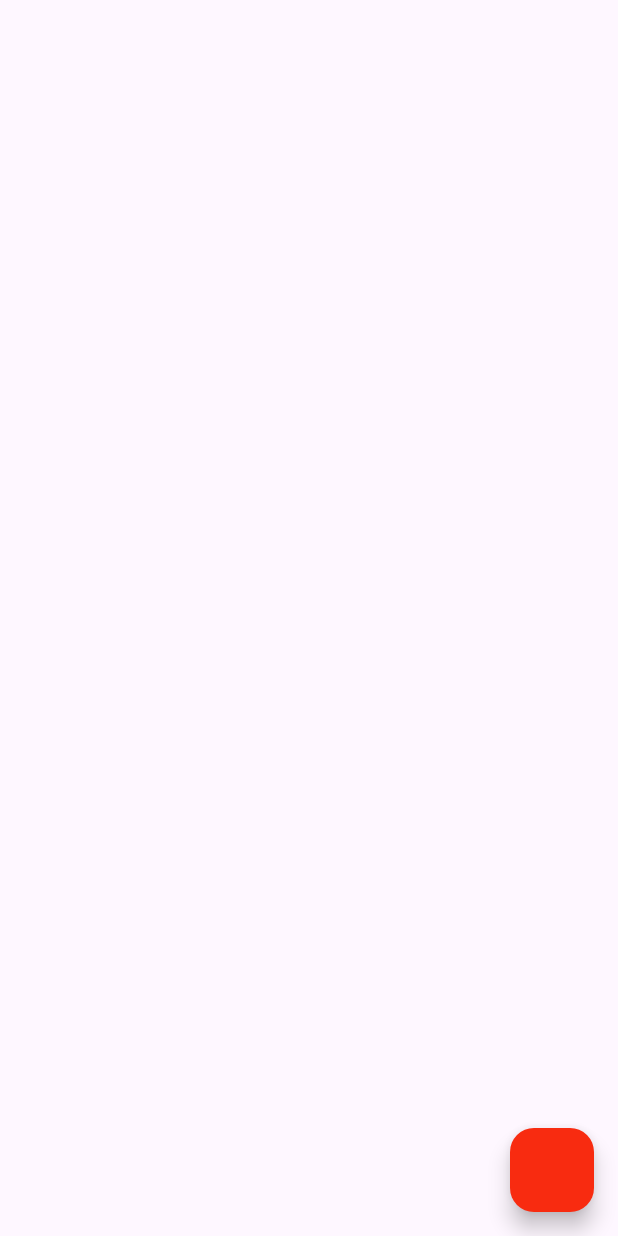
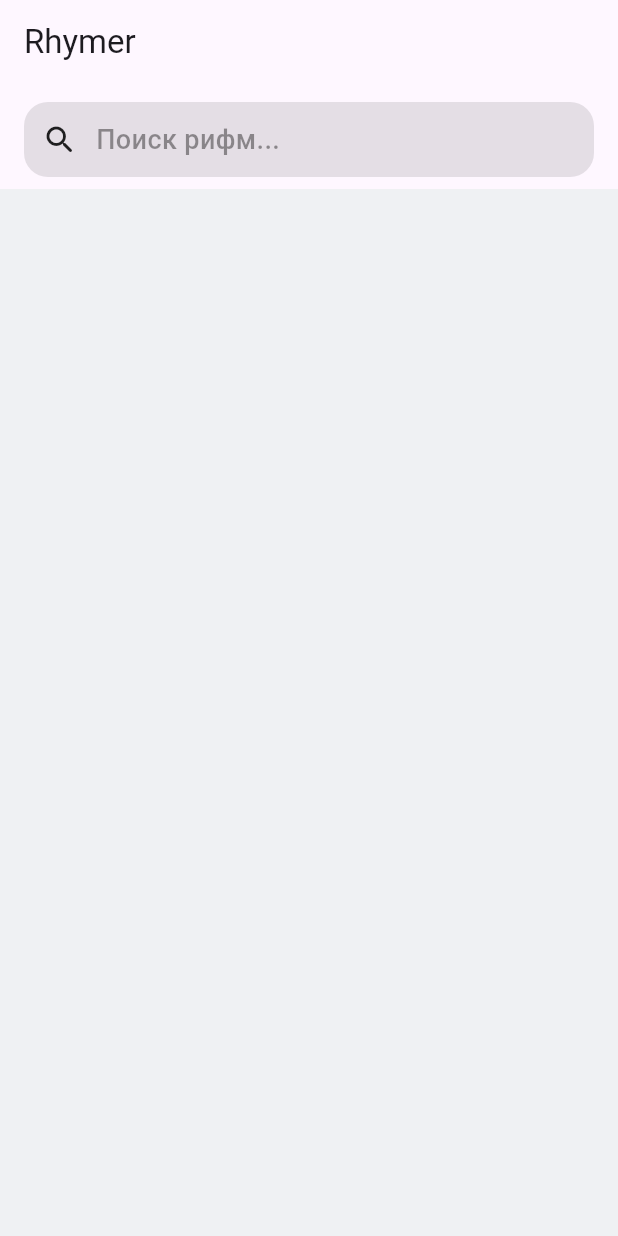
Before and after one commit to MajidiyM/rhymer2, a Flutter app: the screen it shows after launch, on a phone screen of 412 x 824 dp. Run offline on Flutter 3.47's test engine with Material 3 defaults, Android fonts, the phone set to English and light mode, and no system bars.

Commit message:
[+] Search button

```diff
--- a/lib/main.dart
+++ b/lib/main.dart
@@ -1,4 +1,7 @@
+import 'dart:ui';
+
 import 'package:flutter/material.dart';
+import 'package:flutter/widgets.dart';
 
 void main() {
   runApp(const MyApp());
@@ -16,6 +19,7 @@
       title: 'Flutter Demo',
       theme: ThemeData(
         primaryColor: primaryColor,
+        scaffoldBackgroundColor: Color(0xFFEFF1F3),
         colorScheme: ColorScheme.fromSeed(seedColor: Colors.deepPurple),
         useMaterial3: true,
       ),
@@ -31,12 +35,58 @@
 
   @override
   Widget build(BuildContext context) {
-    final theme = Theme.of(context);
     return Scaffold(
-      floatingActionButton: FloatingActionButton(
-        onPressed: () {},
-        backgroundColor: theme.primaryColor,
+      body: CustomScrollView(
+        slivers: [
+          SliverAppBar(
+            floating: true,
+            pinned: true,
+            snap: true,
+            surfaceTintColor: Colors.transparent,
+            title: Text("Rhymer"),
+            bottom: PreferredSize(
+              preferredSize: Size.fromHeight(70),
+              child: SearchButton(),
+            ),
+          ),
+        ],
       ),
     );
   }
 }
+
+class SearchButton extends StatelessWidget {
+   const SearchButton({
+    super.key,
+  });
+
+  @override
+  Widget build(BuildContext context) {
+    final theme = Theme.of(context);
+    return Container(
+      width: double.infinity,
+      margin: EdgeInsets.symmetric(horizontal: 16).copyWith(bottom: 8),
+      padding: EdgeInsets.all(12),
+      decoration: BoxDecoration(
+        color: theme.hintColor.withOpacity(0.1),
+        borderRadius: BorderRadius.circular(16),
+      ),
+      child: Row(
+        children: [
+          Icon(Icons.search_rounded),
+          SizedBox(
+            width: 12,
+          ),
+          Text(
+            "Поиск рифм...",
+            style: TextStyle(
+              fontSize: 18,
+              fontWeight: FontWeight.w500,
+              color: theme.hintColor.withOpacity(0.4),
+            ),
+          ),
+        ],
+      ),
+    );
+  }
+}
```
